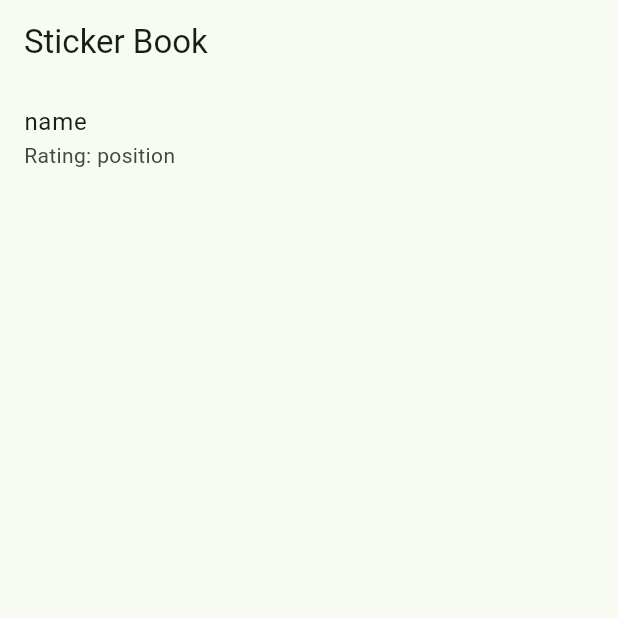
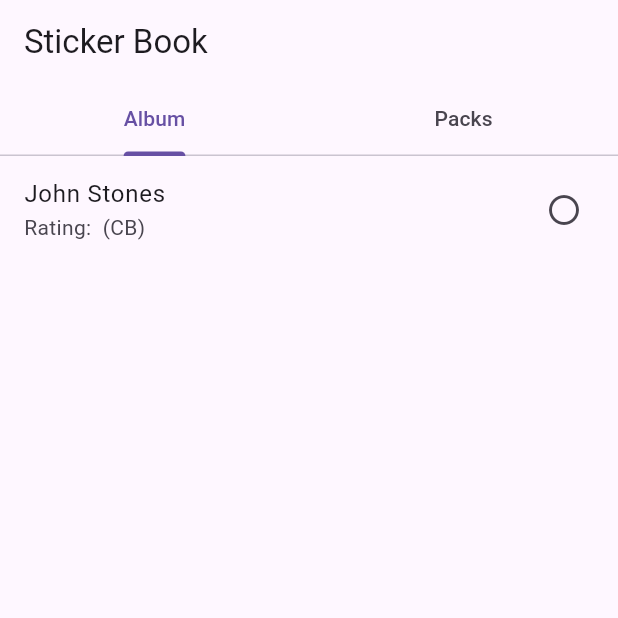
Before and after one commit to steviegsb-ctrl/Sticker-book-, a Flutter app: the screen it shows after launch, on a phone screen of 412 x 824 dp, the top half of it. Run offline on Flutter 3.47's test engine with Material 3 defaults, Android fonts, the phone set to English and light mode, and no system bars; our stand-ins replace shared_preferences.

Commit message:
Update main.dart

```diff
--- a/lib/main.dart
+++ b/lib/main.dart
@@ -1,7 +1,8 @@
 import 'dart:convert';
 import 'package:flutter/material.dart';
-import 'package:flutter/services.dart' show rootBundle;
-import 'package:csv/csv.dart';
+import 'package:flutter/services.dart';
+import 'package:shared_preferences/shared_preferences.dart';
+import 'package:url_launcher/url_launcher.dart';
 
 void main() {
   runApp(const StickerBookApp());
@@ -14,10 +15,7 @@ class StickerBookApp extends StatelessWidget {
   Widget build(BuildContext context) {
     return MaterialApp(
       title: 'Sticker Book x Futbin',
-      theme: ThemeData(
-        colorScheme: ColorScheme.fromSeed(seedColor: Colors.green),
-        useMaterial3: true,
-      ),
+      theme: ThemeData(primarySwatch: Colors.blue),
       home: const StickerHome(),
     );
   }
@@ -30,43 +28,134 @@ class StickerHome extends StatefulWidget {
   State<StickerHome> createState() => _StickerHomeState();
 }
 
-class _StickerHomeState extends State<StickerHome> {
-  List<List<dynamic>> players = [];
+class _StickerHomeState extends State<StickerHome>
+    with SingleTickerProviderStateMixin {
+  late TabController _tabController;
+  List<Map<String, String>> players = [];
+  Set<String> owned = {};
 
   @override
   void initState() {
     super.initState();
-    _loadCSV();
+    _tabController = TabController(length: 2, vsync: this);
+    _loadPlayers();
+    _loadOwned();
   }
 
-  Future<void> _loadCSV() async {
-    final rawData = await rootBundle.loadString("assets/players.csv");
-    List<List<dynamic>> listData =
-        const CsvToListConverter().convert(rawData);
+  Future<void> _loadPlayers() async {
+    final raw = await rootBundle.loadString('assets/players.csv');
+    final lines = const LineSplitter().convert(raw);
+    final headers = lines.first.split(',');
+    final data = lines.skip(1).map((line) {
+      final values = line.split(',');
+      return Map<String, String>.fromIterables(headers, values);
+    }).toList();
 
     setState(() {
-      players = listData;
+      players = data;
     });
+  }
+
+  Future<void> _loadOwned() async {
+    final prefs = await SharedPreferences.getInstance();
+    setState(() {
+      owned = prefs.getStringList('owned')?.toSet() ?? {};
+    });
+  }
+
+  Future<void> _toggleOwned(String name) async {
+    final prefs = await SharedPreferences.getInstance();
+    setState(() {
+      if (owned.contains(name)) {
+        owned.remove(name);
+      } else {
+        owned.add(name);
+      }
+    });
+    prefs.setStringList('owned', owned.toList());
+  }
+
+  Future<void> _openFutbin(String name) async {
+    final url = Uri.parse('https://www.futbin.com/search?search=$name');
+    if (await canLaunchUrl(url)) {
+      await launchUrl(url, mode: LaunchMode.externalApplication);
+    }
   }
 
   @override
   Widget build(BuildContext context) {
     return Scaffold(
       appBar: AppBar(
-        title: const Text('Sticker Book'),
+        title: const Text("Sticker Book"),
+        bottom: TabBar(
+          controller: _tabController,
+          tabs: const [
+            Tab(text: "Album"),
+            Tab(text: "Packs"),
+          ],
+        ),
       ),
-      body: players.isEmpty
-          ? const Center(child: CircularProgressIndicator())
-          : ListView.builder(
-              itemCount: players.length,
-              itemBuilder: (context, index) {
-                final row = players[index];
-                return ListTile(
-                  title: Text(row[0].toString()), // Player name
-                  subtitle: Text("Rating: ${row[1]}"), // Player rating
+      body: TabBarView(
+        controller: _tabController,
+        children: [
+          // Album tab
+          ListView.builder(
+            itemCount: players.length,
+            itemBuilder: (context, index) {
+              final p = players[index];
+              final name = p['name'] ?? '';
+              final rating = p['rating'] ?? '';
+              final position = p['position'] ?? '';
+              final isOwned = owned.contains(name);
+
+              return ListTile(
+                title: Text(name),
+                subtitle: Text("Rating: $rating ($position)"),
+                trailing: Icon(
+                  isOwned ? Icons.check_circle : Icons.circle_outlined,
+                  color: isOwned ? Colors.green : null,
+                ),
+                onTap: () => _toggleOwned(name),
+                onLongPress: () => _openFutbin(name),
+              );
+            },
+          ),
+
+          // Packs tab
+          Center(
+            child: ElevatedButton(
+              child: const Text("Open Pack"),
+              onPressed: () {
+                if (players.isEmpty) return;
+                players.shuffle();
+                final pack = players.take(5).toList();
+                showDialog(
+                  context: context,
+                  builder: (ctx) => AlertDialog(
+                    title: const Text("Your Pack"),
+                    content: Column(
+                      mainAxisSize: MainAxisSize.min,
+                      children: pack.map((p) {
+                        return ListTile(
+                          title: Text(p['name'] ?? ''),
+                          subtitle:
+                              Text("Rating: ${p['rating']} (${p['position']})"),
+                        );
+                      }).toList(),
+                    ),
+                    actions: [
+                      TextButton(
+                        child: const Text("Close"),
+                        onPressed: () => Navigator.pop(ctx),
+                      ),
+                    ],
+                  ),
                 );
               },
             ),
+          ),
+        ],
+      ),
     );
   }
 }
```
